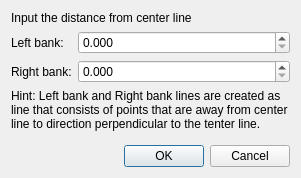
Old version of the form libs/gridcreatingcondition/poisson/gridcreatingconditionpoissonbuildbanklinesdialog.ui in the repository i-RIC/prepost-gui.
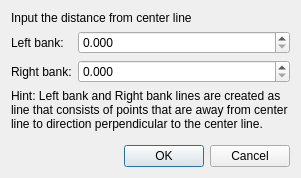
New version of the form.

Commit message: Changed 'tenter' to 'center' on gridcreatingcondition(laplace|poisson)buildbanklinesdialogs.ui

Patch:
```diff
--- a/libs/gridcreatingcondition/poisson/gridcreatingconditionpoissonbuildbanklinesdialog.ui
+++ b/libs/gridcreatingcondition/poisson/gridcreatingconditionpoissonbuildbanklinesdialog.ui
@@ -62,7 +62,7 @@
    <item>
     <widget class="QLabel" name="hintLabel">
      <property name="text">
-      <string>Hint: Left bank and Right bank lines are created as line that consists of points that are away from center line to direction perpendicular to the tenter line.</string>
+      <string>Hint: Left bank and Right bank lines are created as line that consists of points that are away from center line to direction perpendicular to the center line.</string>
      </property>
      <property name="wordWrap">
       <bool>true</bool>
```
The commit also changes 1 other file.
